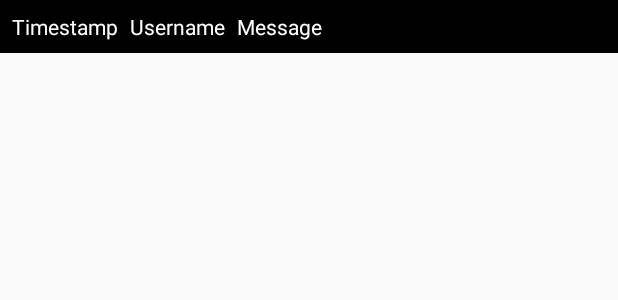
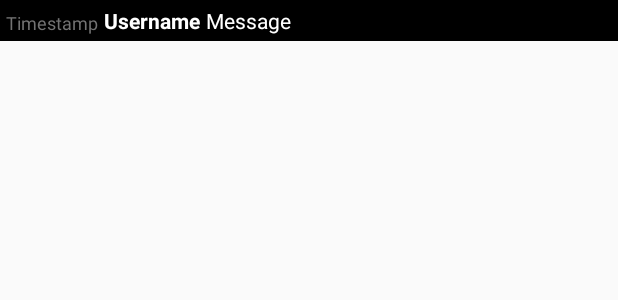
Before and after one commit to MemeLabs/strims-android, an Android app: the layout chat_message.xml on its own in the app's theme, with its tools: preview values and no code run, on a phone screen of 412 x 824 dp. Shown: the top 300 px of the screen. Run offline under Robolectric (Android 15) with nearby library versions, the phone set to English and light mode, and no system bars.

Commit message:
Updated message formatting.

```diff
--- a/app/src/main/res/layout/chat_message.xml
+++ b/app/src/main/res/layout/chat_message.xml
@@ -10,22 +10,26 @@
         android:id="@+id/username"
         android:layout_width="wrap_content"
         android:layout_height="wrap_content"
-        android:layout_marginStart="8dp"
+        android:layout_marginStart="4dp"
         android:text="Username"
         android:textColor="#FFFFFF"
+        android:textStyle="bold"
+        app:layout_constraintBottom_toBottomOf="parent"
         app:layout_constraintStart_toEndOf="@+id/timestampMessage"
-        app:layout_constraintTop_toTopOf="@+id/timestampMessage" />
+        app:layout_constraintTop_toTopOf="parent" />
 
     <TextView
         android:id="@+id/message"
-        android:layout_width="wrap_content"
+        android:layout_width="0dp"
         android:layout_height="wrap_content"
-        android:layout_marginStart="8dp"
-        android:layout_marginBottom="8dp"
-        android:maxWidth="150dp"
+        android:layout_marginStart="4dp"
+        android:layout_marginEnd="4dp"
+        android:layout_marginBottom="4dp"
+        android:maxWidth="200dp"
         android:text="Message"
         android:textColor="#FFFFFF"
         app:layout_constraintBottom_toBottomOf="parent"
+        app:layout_constraintEnd_toEndOf="parent"
         app:layout_constraintStart_toEndOf="@+id/username"
         app:layout_constraintTop_toTopOf="@+id/username" />
 
@@ -33,10 +37,12 @@
         android:id="@+id/timestampMessage"
         android:layout_width="wrap_content"
         android:layout_height="wrap_content"
-        android:layout_marginStart="8dp"
-        android:layout_marginTop="8dp"
+        android:layout_marginStart="4dp"
+        android:layout_marginTop="2dp"
         android:text="Timestamp"
-        android:textColor="#FFFFFF"
+        android:textColor="#737373"
+        android:textSize="12sp"
+        app:layout_constraintBottom_toBottomOf="@+id/username"
         app:layout_constraintStart_toStartOf="parent"
-        app:layout_constraintTop_toTopOf="parent" />
+        app:layout_constraintTop_toTopOf="@+id/username" />
 </androidx.constraintlayout.widget.ConstraintLayout>
--- a/app/src/main/res/values/colors.xml
+++ b/app/src/main/res/values/colors.xml
@@ -1,6 +1,7 @@
 <?xml version="1.0" encoding="utf-8"?>
 <resources>
-    <color name="colorPrimary">#6200EE</color>
-    <color name="colorPrimaryDark">#3700B3</color>
+    <color name="colorPrimary">#353535</color>
+    <color name="colorPrimaryDark">#191919</color>
     <color name="colorAccent">#03DAC5</color>
+    <color name="navigationBarColor">#000000</color>
 </resources>
--- a/app/src/main/res/values/styles.xml
+++ b/app/src/main/res/values/styles.xml
@@ -6,6 +6,8 @@
         <item name="colorPrimary">@color/colorPrimary</item>
         <item name="colorPrimaryDark">@color/colorPrimaryDark</item>
         <item name="colorAccent">@color/colorAccent</item>
+
+        <item name="android:textColorHint">#B1B1B1</item>
     </style>
 
 </resources>
```
Also changed, not shown: app/src/main/java/gg/strims/mobile/MainActivity.kt (+21 -6 lines), app/src/main/res/drawable/rounded_text_enter_message.xml (added, +9 -0 lines), app/src/main/res/layout/activity_main.xml (+26 -6 lines), 2 other files.
